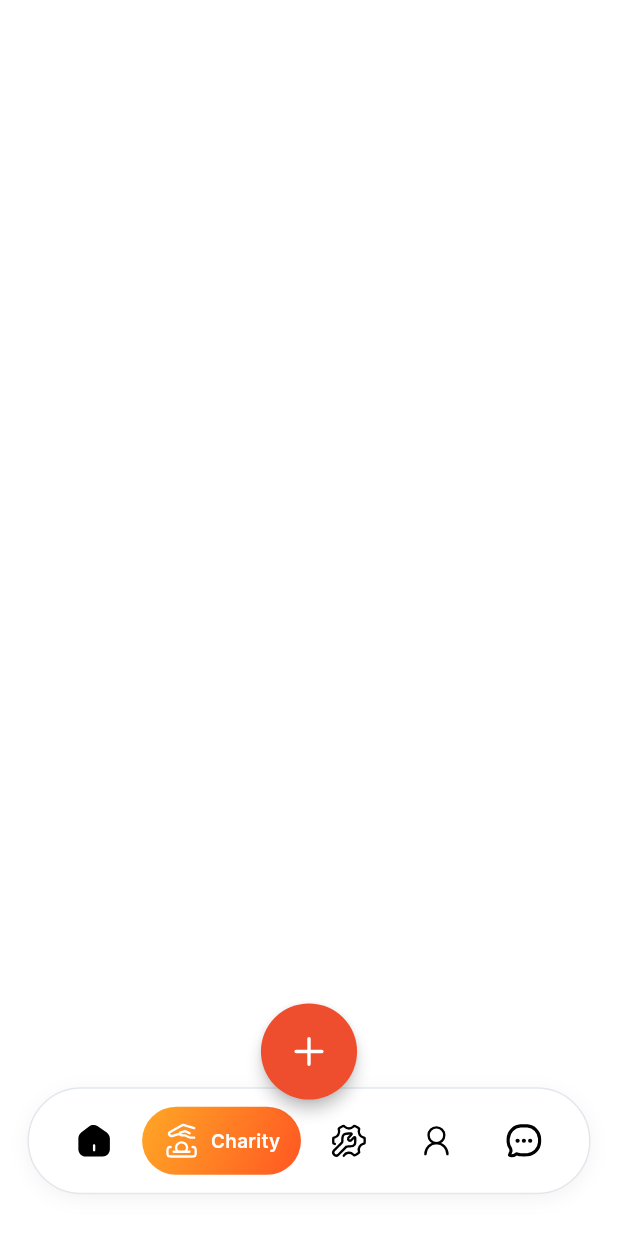
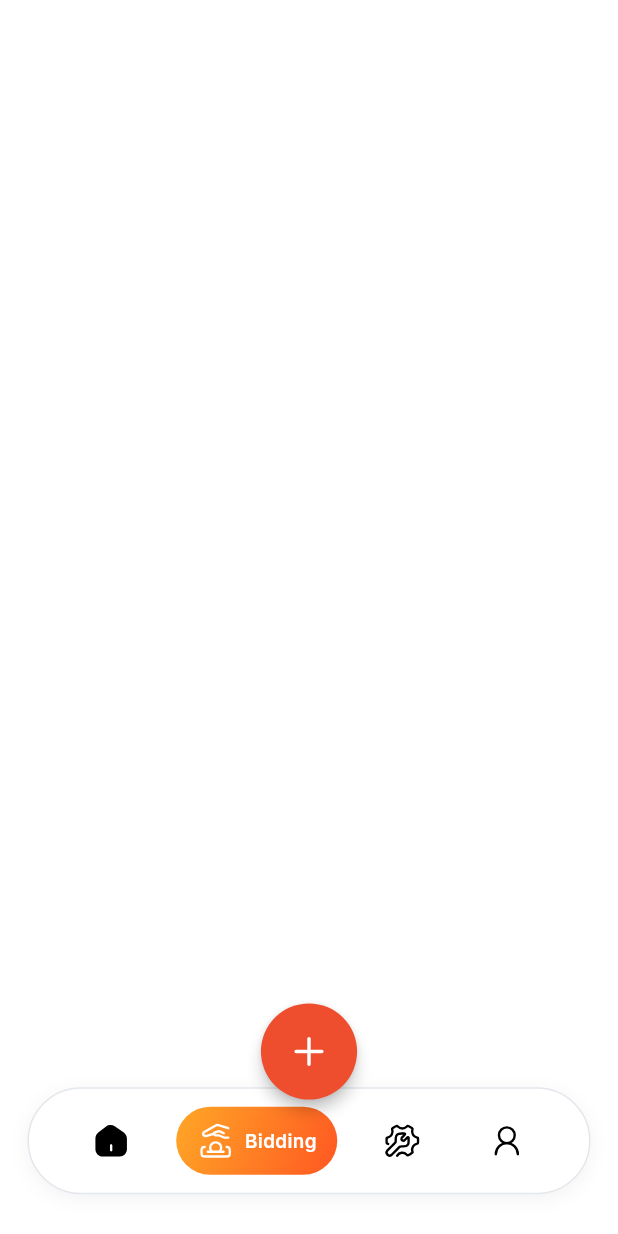
Before and after one commit to sohel10h/any-service-app, a Flutter app: the LandingScreen screen opened by its route, item 2 of the bottom bar chosen, on a phone screen of 412 x 824 dp. Run offline on Flutter 3.47's test engine with Material 3 defaults, Android fonts, the phone set to English and light mode, and no system bars; our stand-ins replace cached_network_image, device_preview, dio, dropdown_button2, firebase_core, flutter_screenutil and 6 more; missing offline and left inert: flutter_intl_phone_field; accounts and stored records are empty.

Commit message:
Modify :zap: bottom navbar items in LandingScreen

```diff
--- a/lib/view/screens/landing/controller/landing_controller.dart
+++ b/lib/view/screens/landing/controller/landing_controller.dart
@@ -17,6 +17,5 @@ class LandingController extends GetxController {
     const SizedBox(), // Charity placeholder
     const SettingsScreen(),
     const SizedBox(), // Profile placeholder
-    const SizedBox(), // Messages placeholder
   ];
 }
--- a/lib/view/screens/landing/landing_screen.dart
+++ b/lib/view/screens/landing/landing_screen.dart
@@ -77,10 +77,9 @@ class _CustomBottomNavBar extends StatelessWidget {
   Widget build(BuildContext context) {
     final items = [
       _NavItem("Home", "assets/svgs/home.svg"),
-      _NavItem("Charity", "assets/svgs/charity.svg"),
-      _NavItem("Settings", "assets/svgs/configuration.svg"),
+      _NavItem("Bidding", "assets/svgs/charity.svg"),
+      _NavItem("Services", "assets/svgs/configuration.svg"),
       _NavItem("Profile", "assets/svgs/user.svg"),
-      _NavItem("Messages", "assets/svgs/message.svg"),
     ];
 
     return Container(
```
